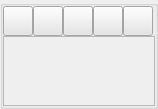
cvisionai/Tator-Native, file src/common/species_controls.ui: the form before one commit.
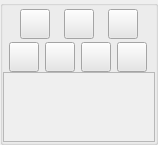
The form after the commit.

Commit message: Add buttons for load/save colors

What changed in the file:
```diff
--- a/src/common/species_controls.ui
+++ b/src/common/species_controls.ui
@@ -79,15 +79,18 @@
            <number>0</number>
           </property>
           <item>
-           <layout class="QHBoxLayout" name="horizontalLayout">
-            <property name="spacing">
-             <number>0</number>
+           <layout class="QHBoxLayout" name="horizontalLayout_2">
+            <property name="leftMargin">
+             <number>3</number>
             </property>
             <property name="topMargin">
-             <number>0</number>
+             <number>3</number>
+            </property>
+            <property name="rightMargin">
+             <number>3</number>
             </property>
             <property name="bottomMargin">
-             <number>0</number>
+             <number>3</number>
             </property>
             <item>
              <widget class="QPushButton" name="addSpecies">
@@ -138,104 +141,6 @@
               </property>
              </widget>
             </item>
-            <item>
-             <widget class="QPushButton" name="loadSpecies">
-              <property name="enabled">
-               <bool>true</bool>
-              </property>
-              <property name="sizePolicy">
-               <sizepolicy hsizetype="Fixed" vsizetype="Fixed">
-                <horstretch>0</horstretch>
-                <verstretch>0</verstretch>
-               </sizepolicy>
-              </property>
-              <property name="minimumSize">
-               <size>
-                <width>30</width>
-                <height>30</height>
-               </size>
-              </property>
-              <property name="maximumSize">
-               <size>
-                <width>30</width>
-                <height>30</height>
-               </size>
-              </property>
-              <property name="sizeIncrement">
-               <size>
-                <width>0</width>
-                <height>0</height>
-               </size>
-              </property>
-              <property name="focusPolicy">
-               <enum>Qt::NoFocus</enum>
-              </property>
-              <property name="toolTip">
-               <string>Load species</string>
-              </property>
-              <property name="styleSheet">
-               <string notr="true">background-color: rgb(230, 230, 230);</string>
-              </property>
-              <property name="text">
-               <string/>
-              </property>
-              <property name="iconSize">
-               <size>
-                <width>30</width>
-                <height>30</height>
-               </size>
-              </property>
-             </widget>
-            </item>
-            <item>
-             <widget class="QPushButton" name="saveSpecies">
-              <property name="enabled">
-               <bool>true</bool>
-              </property>
-              <property name="sizePolicy">
-               <sizepolicy hsizetype="Fixed" vsizetype="Fixed">
-                <horstretch>0</horstretch>
-                <verstretch>0</verstretch>
-               </sizepolicy>
-              </property>
-              <property name="minimumSize">
-               <size>
-                <width>30</width>
-                <height>30</height>
-               </size>
-              </property>
-              <property name="maximumSize">
-               <size>
-                <width>30</width>
-                <height>30</height>
-               </size>
-              </property>
-              <property name="sizeIncrement">
-               <size>
-                <width>0</width>
-                <height>0</height>
-               </size>
-              </property>
-              <property name="focusPolicy">
-               <enum>Qt::NoFocus</enum>
-              </property>
-              <property name="toolTip">
-               <string>Save species</string>
-              </property>
-              <property name="styleSheet">
-               <string notr="true">background-color: rgb(230, 230, 230);</string>
-              </property>
-              <property name="text">
-               <string/>
-              </property>
-              <property name="iconSize">
-               <size>
-                <width>30</width>
-                <height>30</height>
-               </size>
-              </property>
-             </widget>
-            </item>
             <item>
              <widget class="QPushButton" name="editSpecies">
               <property name="enabled">
@@ -336,6 +241,215 @@
             </item>
            </layout>
           </item>
+          <item>
+           <layout class="QHBoxLayout" name="horizontalLayout">
+            <property name="spacing">
+             <number>0</number>
+            </property>
+            <property name="topMargin">
+             <number>0</number>
+            </property>
+            <property name="bottomMargin">
+             <number>0</number>
+            </property>
+            <item>
+             <widget class="QPushButton" name="saveSpecies">
+              <property name="enabled">
+               <bool>true</bool>
+              </property>
+              <property name="sizePolicy">
+               <sizepolicy hsizetype="Fixed" vsizetype="Fixed">
+                <horstretch>0</horstretch>
+                <verstretch>0</verstretch>
+               </sizepolicy>
+              </property>
+              <property name="minimumSize">
+               <size>
+                <width>30</width>
+                <height>30</height>
+               </size>
+              </property>
+              <property name="maximumSize">
+               <size>
+                <width>30</width>
+                <height>30</height>
+               </size>
+              </property>
+              <property name="sizeIncrement">
+               <size>
+                <width>0</width>
+                <height>0</height>
+               </size>
+              </property>
+              <property name="focusPolicy">
+               <enum>Qt::NoFocus</enum>
+              </property>
+              <property name="toolTip">
+               <string>Save species</string>
+              </property>
+              <property name="styleSheet">
+               <string notr="true">background-color: rgb(230, 230, 230);</string>
+              </property>
+              <property name="text">
+               <string/>
+              </property>
+              <property name="iconSize">
+               <size>
+                <width>30</width>
+                <height>30</height>
+               </size>
+              </property>
+             </widget>
+            </item>
+            <item>
+             <widget class="QPushButton" name="loadSpecies">
+              <property name="enabled">
+               <bool>true</bool>
+              </property>
+              <property name="sizePolicy">
+               <sizepolicy hsizetype="Fixed" vsizetype="Fixed">
+                <horstretch>0</horstretch>
+                <verstretch>0</verstretch>
+               </sizepolicy>
+              </property>
+              <property name="minimumSize">
+               <size>
+                <width>30</width>
+                <height>30</height>
+               </size>
+              </property>
+              <property name="maximumSize">
+               <size>
+                <width>30</width>
+                <height>30</height>
+               </size>
+              </property>
+              <property name="sizeIncrement">
+               <size>
+                <width>0</width>
+                <height>0</height>
+               </size>
+              </property>
+              <property name="focusPolicy">
+               <enum>Qt::NoFocus</enum>
+              </property>
+              <property name="toolTip">
+               <string>Load species</string>
+              </property>
+              <property name="styleSheet">
+               <string notr="true">background-color: rgb(230, 230, 230);</string>
+              </property>
+              <property name="text">
+               <string/>
+              </property>
+              <property name="iconSize">
+               <size>
+                <width>30</width>
+                <height>30</height>
+               </size>
+              </property>
+             </widget>
+            </item>
+            <item>
+             <widget class="QPushButton" name="saveColors">
+              <property name="enabled">
+               <bool>true</bool>
+              </property>
+              <property name="sizePolicy">
+               <sizepolicy hsizetype="Fixed" vsizetype="Fixed">
+                <horstretch>0</horstretch>
+                <verstretch>0</verstretch>
+               </sizepolicy>
+              </property>
+              <property name="minimumSize">
+               <size>
+                <width>30</width>
+                <height>30</height>
+               </size>
+              </property>
+              <property name="maximumSize">
+               <size>
+                <width>30</width>
+                <height>30</height>
+               </size>
+              </property>
+              <property name="sizeIncrement">
+               <size>
+                <width>0</width>
+                <height>0</height>
+               </size>
+              </property>
+              <property name="focusPolicy">
+               <enum>Qt::NoFocus</enum>
+              </property>
+              <property name="toolTip">
+               <string>Save species</string>
+              </property>
+              <property name="styleSheet">
+               <string notr="true">background-color: rgb(230, 230, 230);</string>
+              </property>
+              <property name="text">
+               <string/>
+              </property>
+              <property name="iconSize">
+               <size>
+                <width>30</width>
+                <height>30</height>
+               </size>
+              </property>
+             </widget>
+            </item>
+            <item>
+             <widget class="QPushButton" name="loadColors">
+              <property name="enabled">
+               <bool>true</bool>
+              </property>
+              <property name="sizePolicy">
+               <sizepolicy hsizetype="Fixed" vsizetype="Fixed">
+                <horstretch>0</horstretch>
+                <verstretch>0</verstretch>
+               </sizepolicy>
+              </property>
+              <property name="minimumSize">
+               <size>
+                <width>30</width>
+                <height>30</height>
+               </size>
+              </property>
+              <property name="maximumSize">
+               <size>
+                <width>30</width>
+                <height>30</height>
+               </size>
+              </property>
+              <property name="sizeIncrement">
+               <size>
+                <width>0</width>
+                <height>0</height>
+               </size>
+              </property>
+              <property name="focusPolicy">
+               <enum>Qt::NoFocus</enum>
+              </property>
+              <property name="toolTip">
+               <string>Load species</string>
+              </property>
+              <property name="styleSheet">
+               <string notr="true">background-color: rgb(230, 230, 230);</string>
+              </property>
+              <property name="text">
+               <string/>
+              </property>
+              <property name="iconSize">
+               <size>
+                <width>30</width>
+                <height>30</height>
+               </size>
+              </property>
+             </widget>
+            </item>
+           </layout>
+          </item>
           <item>
            <widget class="QScrollArea" name="speciesScroll">
             <property name="widgetResizable">
@@ -347,7 +461,7 @@
                <x>0</x>
                <y>0</y>
                <width>150</width>
-               <height>69</height>
+               <height>34</height>
               </rect>
              </property>
              <layout class="QGridLayout" name="gridLayout">
```
The commit also changes 2 other files.
